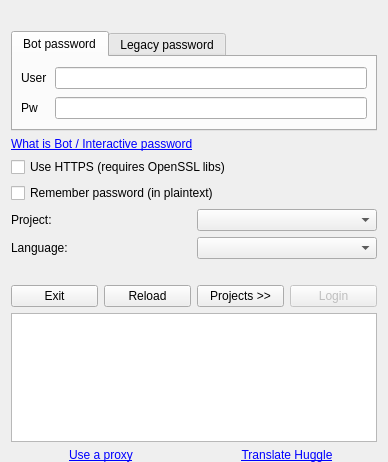
Before: the Qt Designer form src/huggle_ui/loginform.ui in huggle/huggle3-qt-lx, drawn with Qt 5.
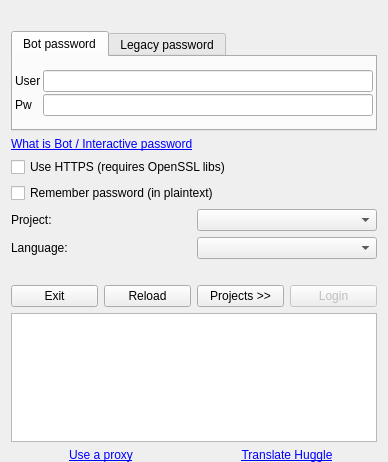
After: the same form once the commit is applied. Icons and pictures are not drawn.

Diff of the .ui file:
```diff
--- a/src/huggle_ui/loginform.ui
+++ b/src/huggle_ui/loginform.ui
@@ -122,17 +122,20 @@
        <item>
         <layout class="QGridLayout" name="gridLayout_3">
          <property name="leftMargin">
-          <number>8</number>
+          <number>2</number>
          </property>
          <property name="topMargin">
           <number>2</number>
          </property>
          <property name="rightMargin">
-          <number>8</number>
+          <number>2</number>
          </property>
          <property name="bottomMargin">
           <number>2</number>
          </property>
+         <property name="spacing">
+          <number>2</number>
+         </property>
          <item row="0" column="0">
           <widget class="QLabel" name="labelBotUserName">
            <property name="text">
```
Left out of the diff: 12 changed lines with no effect on the pictures.
